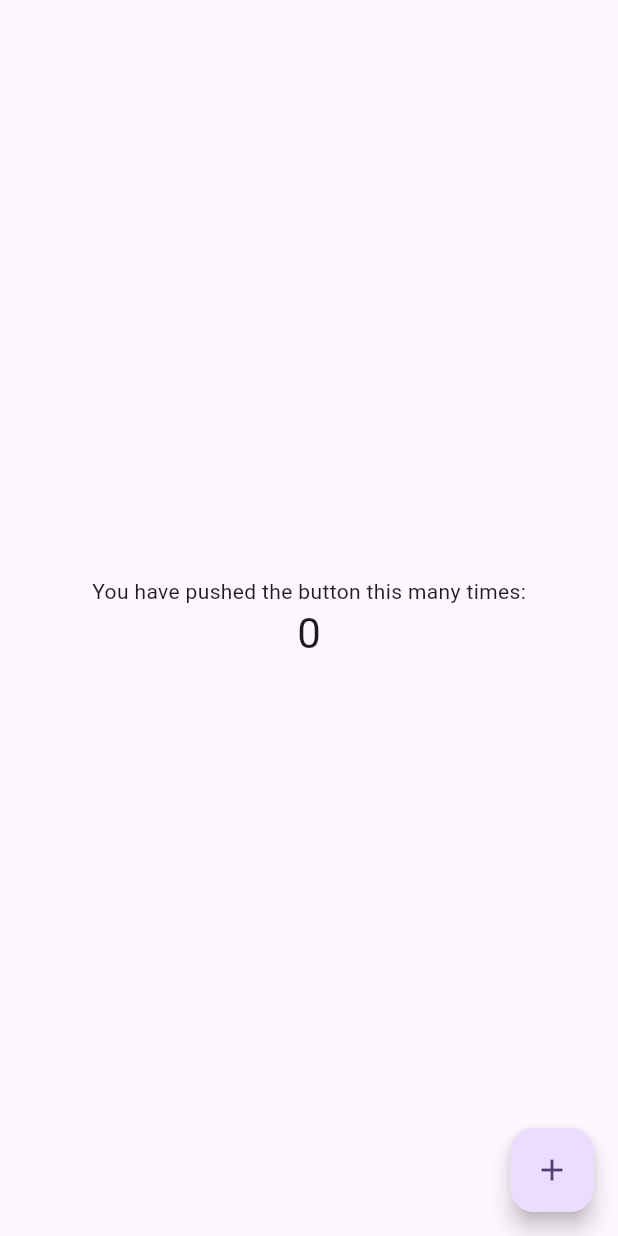
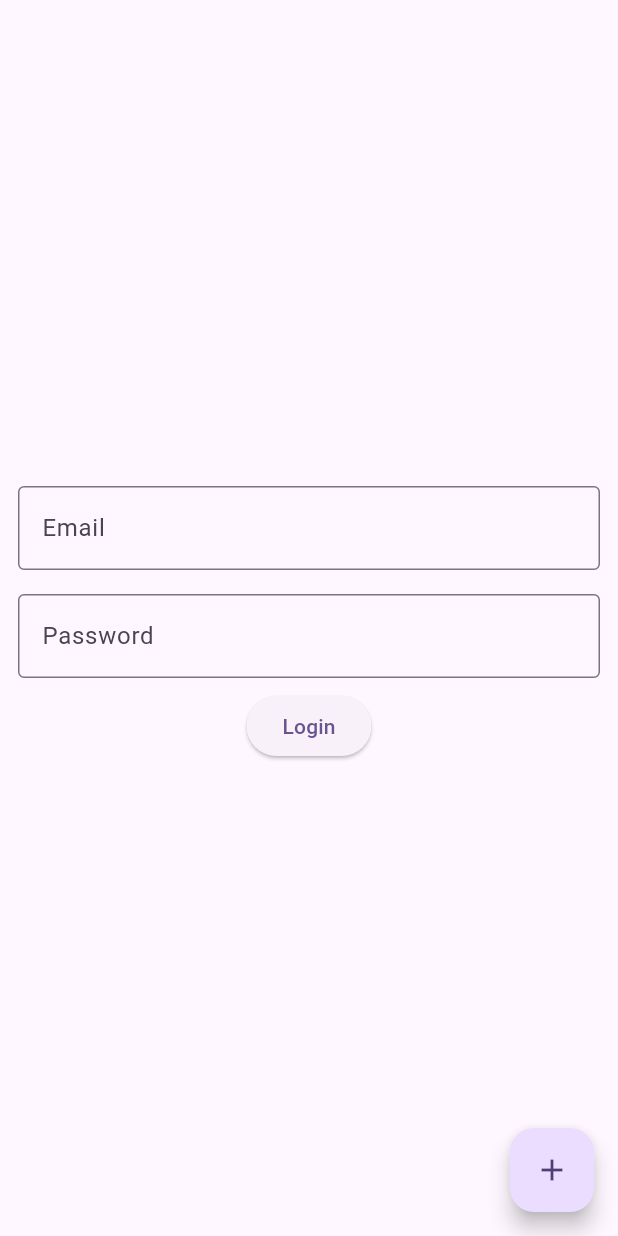
Before and after one commit to reallygood2024/mobile-client, a Flutter app: the screen it shows after launch, on a phone screen of 412 x 824 dp. Run offline on Flutter 3.47's test engine with Material 3 defaults, Android fonts, the phone set to English and light mode, and no system bars; our stand-ins replace firebase_auth, firebase_core; accounts and stored records are empty.

Commit message:
firebase auth login, firebase init

```diff
--- a/lib/main.dart
+++ b/lib/main.dart
@@ -1,6 +1,13 @@
 import 'package:flutter/material.dart';
+import 'package:firebase_auth/firebase_auth.dart';
+import 'package:firebase_core/firebase_core.dart';
+import 'firebase_options.dart';
 
-void main() {
+void main() async {
+  WidgetsFlutterBinding.ensureInitialized();
+  await Firebase.initializeApp(
+    options: DefaultFirebaseOptions.currentPlatform,
+  );
   runApp(const MyApp());
 }
 
@@ -59,6 +66,8 @@
 
 class _MyLoginPageState extends State<MyHomePage> {
   int _counter = 0;
+  String email = "";
+  String password = "";
 
   void _incrementCounter() {
     setState(() {
@@ -73,6 +82,7 @@
 
   @override
   Widget build(BuildContext context) {
+
     // This method is rerun every time setState is called, for instance as done
     // by the _incrementCounter method above.
     //
@@ -83,7 +93,7 @@
       body: Center(
         // Center is a layout widget. It takes a single child and positions it
         // in the middle of the parent.
-        child: Column(
+        child: ConstrainedBox(
           // Column is also a layout widget. It takes a list of children and
           // arranges them vertically. By default, it sizes itself to fit its
           // children horizontally, and tries to be as tall as its parent.
@@ -97,16 +107,54 @@
           // TRY THIS: Invoke "debug painting" (choose the "Toggle Debug Paint"
           // action in the IDE, or press "p" in the console), to see the
           // wireframe for each widget.
-          mainAxisAlignment: MainAxisAlignment.center,
-          children: <Widget>[
-            const Text(
-              'You have pushed the button this many times:',
-            ),
-            Text(
-              '$_counter',
-              style: Theme.of(context).textTheme.headlineMedium,
-            ),
-          ],
+          constraints: const BoxConstraints(maxWidth: 500),
+          child: Column(
+            mainAxisAlignment: MainAxisAlignment.center,
+            children: <Widget>[
+              Padding(
+                padding: const EdgeInsets.symmetric(horizontal: 12, vertical: 8),
+                child: TextField(
+                  decoration: const InputDecoration(
+                    border: OutlineInputBorder(),
+                    labelText: 'Email',
+                  ),
+                  onChanged: (text) {
+                    email = text;
+                  },
+                ),
+              ),
+              Padding(
+                padding: EdgeInsets.symmetric(horizontal: 12, vertical: 8),
+                child: TextField(
+                  obscureText: true,
+                  decoration: const InputDecoration(
+                    border: OutlineInputBorder(),
+                    labelText: 'Password',
+                  ),
+                  onChanged: (text) {
+                    password = text;
+                  },
+                ),
+              ),
+              ElevatedButton(
+                onPressed: () async {
+                  try {
+                    UserCredential cred = await FirebaseAuth.instance.signInWithEmailAndPassword(email: email, password: password);
+                    print(cred);
+                  } on FirebaseAuthException catch (e) {
+                    if (e.code == 'weak-password') {
+                        print('The password provided is too weak.');
+                      } else if (e.code == 'email-already-in-use') {
+                        print('The account already exists for that email.');
+                      }
+                  } catch (e) {
+                    print(e);
+                  }
+                },
+                child: const Text('Login')
+              ),
+            ],
+          ),
         ),
       ),
       floatingActionButton: FloatingActionButton(
```
